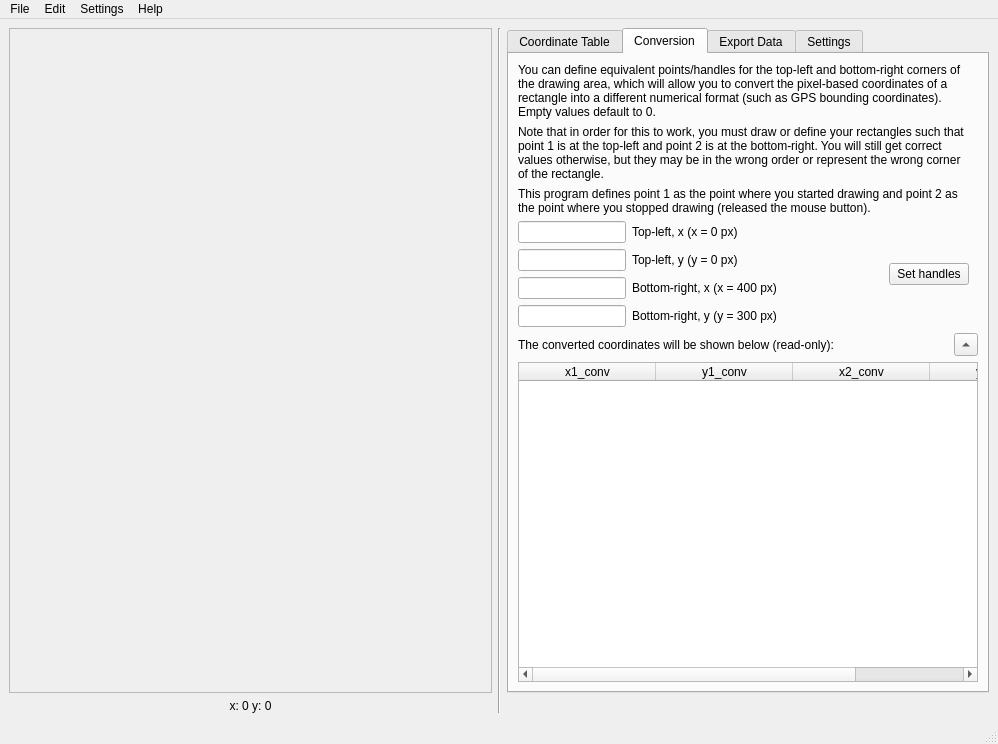
Qt form src/main/resources/base/rectmap.ui (lgactna/RectangleMappingTool) before a commit.
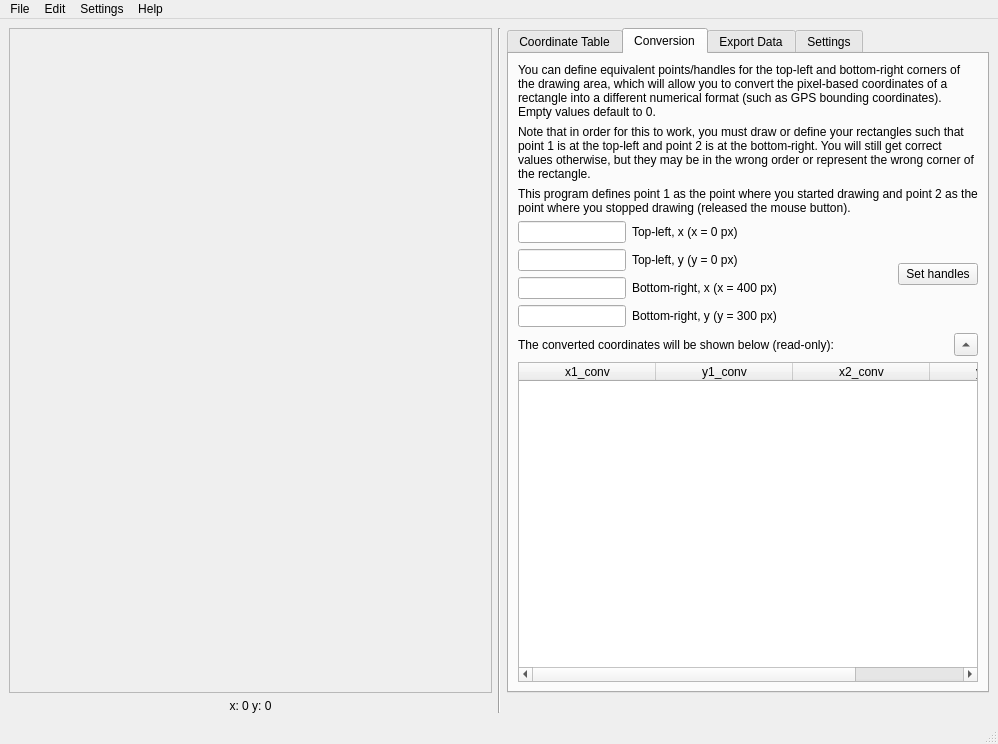
The same form after that commit. The open tabs and pages were chosen to show the change.

Commit message: fix bad layout on conversion tab

The edit to the form file:
```diff
--- a/src/main/resources/base/rectmap.ui
+++ b/src/main/resources/base/rectmap.ui
@@ -209,7 +209,7 @@
           </property>
           <property name="maximumSize">
            <size>
-            <width>451</width>
+            <width>599</width>
             <height>16777215</height>
            </size>
           </property>
```
Left out of the diff: 2 changed lines with no effect on the pictures. The commit also changes 1 other file.
